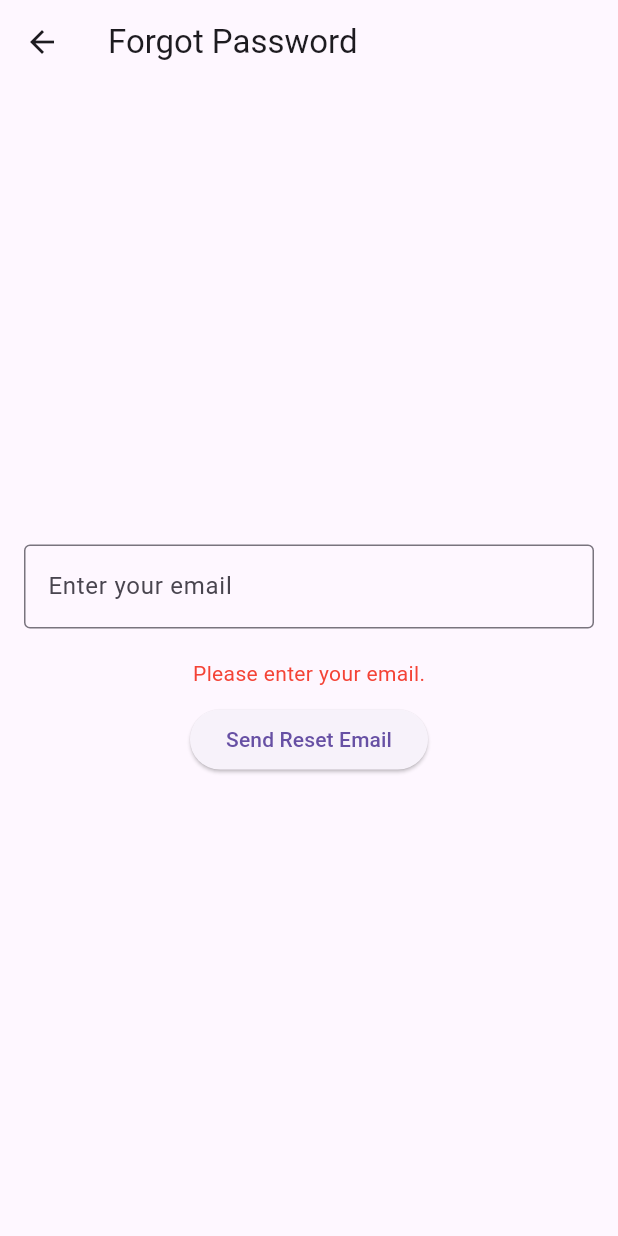
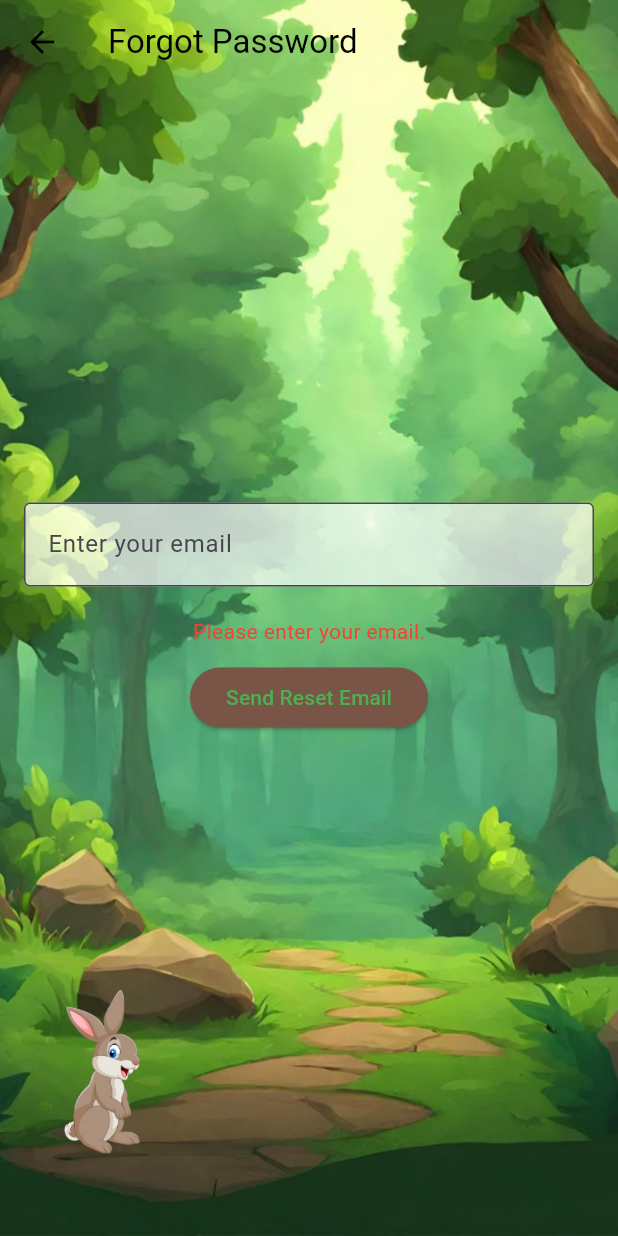
Before and after one commit to mahatarc/TinyTalk, a Flutter app: the ForgotPasswordPage screen opened directly, after a tap on "Send Reset Email", on a phone screen of 412 x 824 dp. Run offline on Flutter 3.47's test engine with Material 3 defaults, Android fonts, the phone set to English and light mode, and no system bars; our stand-ins replace audioplayers, flutter_bloc, google_fonts, permission_handler, shared_preferences, smooth_page_indicator and 1 more; missing offline and left inert: flutter_sound; accounts and stored records are empty.

Commit message:
ft: minor change in forgot password

```diff
--- a/frontend/lib/features/loginPage/presentation/UI/ForgotPasswordPage.dart
+++ b/frontend/lib/features/loginPage/presentation/UI/ForgotPasswordPage.dart
@@ -26,12 +26,17 @@ class _ForgotPasswordPageState extends State<ForgotPasswordPage> {
       isLoading = true;
       message = null;
     });
+
     try {
       final response = await http.post(
         Uri.parse("http://192.168.1.5:8000/api/password_reset/"),
-        headers: {"Content-Type": "application/json"},
+        headers: {
+          "Content-Type": "application/json",
+          "Accept": "application/json",
+        },
         body: jsonEncode({"email": email}),
       );
+
       final responseData = jsonDecode(response.body);
       if (response.statusCode == 200) {
         setState(() {
@@ -56,39 +61,74 @@ class _ForgotPasswordPageState extends State<ForgotPasswordPage> {
   @override
   Widget build(BuildContext context) {
     return Scaffold(
-      appBar: AppBar(title: const Text("Forgot Password")),
-      body: Padding(
+      appBar: AppBar(
+        title: const Text(
+          "Forgot Password",
+          style: TextStyle(
+            color: Colors.black, // Brown color for the title text
+          ),
+        ),
+        backgroundColor: Colors.transparent, // Transparent AppBar
+        elevation: 0, // Remove shadow
+        iconTheme: IconThemeData(
+          color: Colors.black, // Set the back arrow color to black
+        ),
+      ),
+      extendBodyBehindAppBar: true, // Allow body to extend behind AppBar
+      body: Container(
+        width: double.infinity,
+        height: double.infinity,
+        decoration: const BoxDecoration(
+          image: DecorationImage(
+            image: AssetImage('images/logbg.png'), // Background image
+            fit: BoxFit.cover, // Cover the screen with the background
+          ),
+        ),
+        child: Padding(
           padding: const EdgeInsets.all(16.0),
           child: Column(
             mainAxisAlignment: MainAxisAlignment.center,
             children: [
+              // Email TextField
               TextField(
                 controller: emailController,
                 decoration: const InputDecoration(
                   labelText: "Enter your email",
                   border: OutlineInputBorder(),
+                  filled: true,
+                  fillColor: Colors.white70, // Slightly transparent white background
                 ),
                 keyboardType: TextInputType.emailAddress,
               ),
               const SizedBox(height: 20),
+
+              // Message display
               if (message != null)
                 Text(
                   message!,
                   style: TextStyle(
-                    color: message!.contains("sent")
-                        ? Colors.green
-                        : Colors.red),
+                    color: message!.contains("sent") ? Colors.green : Colors.red,
+                  ),
                 ),
               const SizedBox(height: 10),
+
+              // Send Reset Email button
               ElevatedButton(
                 onPressed: isLoading ? null : sendResetRequest,
+                style: ElevatedButton.styleFrom(
+                  backgroundColor: Colors.brown, // Button background color
+                  foregroundColor: Colors.green, // Text color
+                ),
                 child: isLoading
-                  ? const CircularProgressIndicator()
+                    ? const CircularProgressIndicator(
+                        color: Colors.white,
+                      )
                     : const Text("Send Reset Email"),
               ),
             ],
           ),
         ),
+      ),
     );
   }
 }
```
Also changed, not shown: 1 other file. Lines whose indentation alone changed are shown as unchanged.
